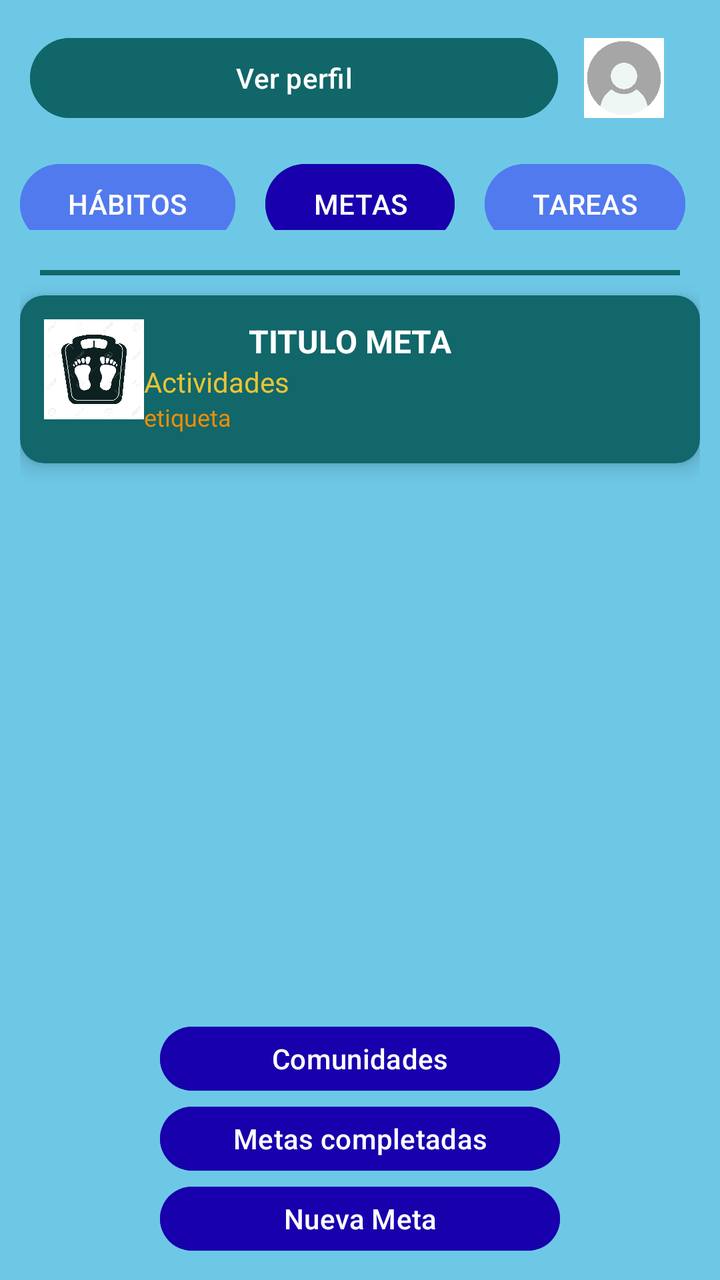
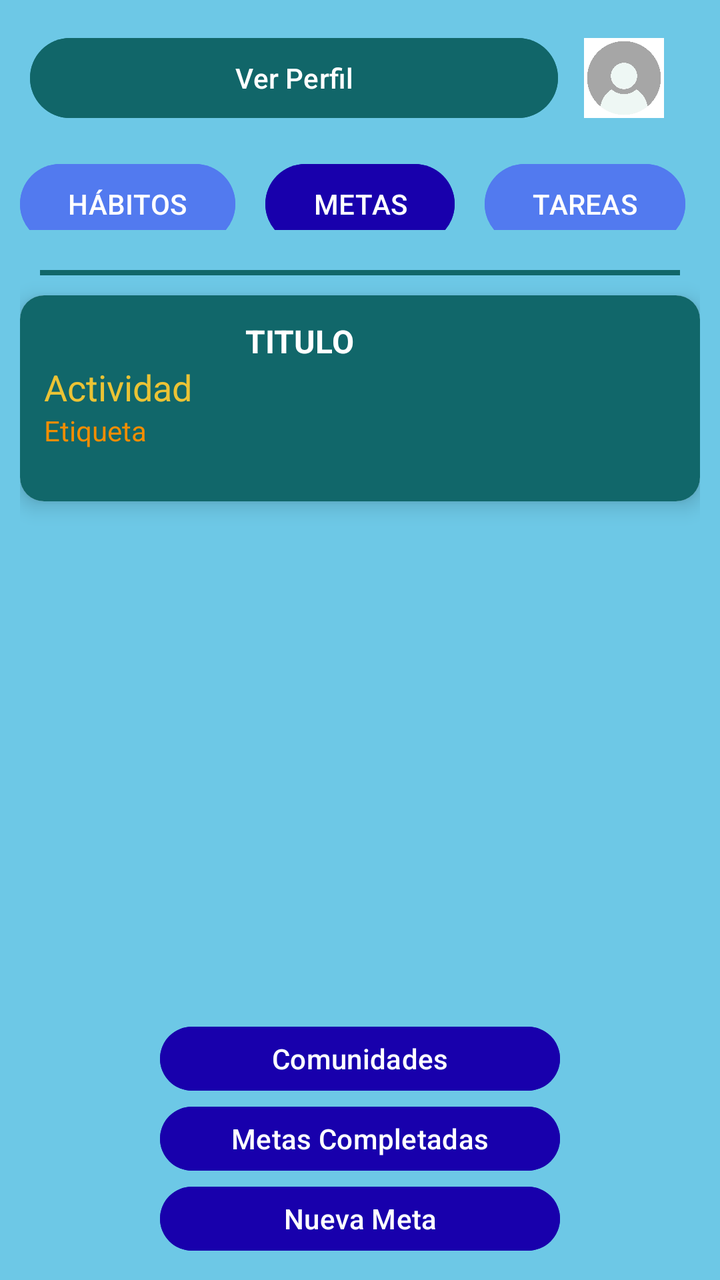

Two renders of the same Android screen: before a commit and after it. Below are the layout's source before the change and the commit's diff.
<!-- AndroidManifest.xml: application theme Theme.SuperSexiBoys -->
<!-- res/layout/activity_metas.xml -->
<?xml version="1.0" encoding="utf-8"?>
<LinearLayout xmlns:android="http://schemas.android.com/apk/res/android"
    xmlns:app="http://schemas.android.com/apk/res-auto"
    xmlns:tools="http://schemas.android.com/tools"
    android:id="@+id/main"
    android:layout_width="match_parent"
    android:layout_height="match_parent"
    tools:context=".MetasActivity"
    android:orientation="vertical"
    android:weightSum="1"
    android:background="#6DC8E6"
    >


    <LinearLayout
        android:layout_width="match_parent"
        android:layout_height="0dp"
        android:layout_weight="0.18"

        android:orientation="vertical"
        >

        <androidx.constraintlayout.widget.ConstraintLayout
            android:layout_width="match_parent"
            android:layout_height="match_parent">

            <LinearLayout
                android:id="@+id/identifica_usuario"
                app:layout_constraintTop_toTopOf="parent"
                app:layout_constraintStart_toStartOf="parent"
                android:layout_width="match_parent"
                android:weightSum="10"
                android:gravity="center"
                android:orientation="horizontal"
                android:layout_margin="15dp"
                android:layout_height="wrap_content">
                <Button
                    android:id="@+id/ver_perfil_button"
                    android:layout_weight="8"
                    android:layout_width="0dp"
                    android:text="Ver perfil"
                    android:backgroundTint="@color/verde_oscuro"
                    android:layout_height="wrap_content"/>
                <ImageView
                    android:id="@+id/imagen_perfil"
                    android:layout_width="0dp"
                    android:layout_weight="2"
                    android:layout_height="40dp"
                    android:src="@drawable/perfilvacio"/>
            </LinearLayout>


            <Button
                app:layout_constraintTop_toBottomOf="@+id/identifica_usuario"
                app:layout_constraintEnd_toStartOf="@+id/metas_button"
                android:layout_width="wrap_content"
                android:text="HÁBITOS"
                android:layout_margin="15dp"
                android:backgroundTint="@color/azul_pastel"
                android:layout_height="wrap_content"/>
            <Button
                android:id="@+id/metas_button"
                app:layout_constraintTop_toBottomOf="@+id/identifica_usuario"
                app:layout_constraintStart_toStartOf="parent"
                app:layout_constraintEnd_toEndOf="parent"
                android:layout_width="wrap_content"
                android:text="METAS"
                android:layout_margin="15dp"
                android:backgroundTint="@color/azul_oscuro"
                android:layout_height="wrap_content"/>
            <Button
                android:id="@+id/tareas_button"
                app:layout_constraintTop_toBottomOf="@+id/identifica_usuario"
                app:layout_constraintStart_toEndOf="@id/metas_button"
                android:layout_width="wrap_content"
                android:text="TAREAS"
                android:layout_margin="15dp"
                android:backgroundTint="@color/azul_pastel"
                android:layout_height="wrap_content"/>
            <TextView
                android:id="@+id/linea"
                android:layout_width="match_parent"
                android:layout_height="5dp"
                android:layout_marginTop="5dp"
                android:layout_marginBottom="5dp"
                app:layout_constraintTop_toBottomOf="@+id/metas_button"
                app:layout_constraintStart_toStartOf="parent"
                app:layout_constraintEnd_toEndOf="parent"
                android:background="@color/plomo_oscuro"/>



        </androidx.constraintlayout.widget.ConstraintLayout>






    </LinearLayout>

    <ScrollView
        android:layout_width="match_parent"
        android:layout_height="0dp"
        android:layout_weight="0.60">


        <LinearLayout
            android:layout_width="match_parent"
            android:layout_height="10dp"
            android:orientation="vertical"
            android:padding="10dp">

            <LinearLayout
                android:layout_width="match_parent"
                android:layout_height="match_parent"
                android:orientation="vertical"
                android:gravity="center_vertical"
                android:layout_margin="10dp"
                >

                <TextView
                    android:id="@+id/text_view_rojo"
                    android:layout_width="match_parent"
                    android:layout_height="2.5dp"
                    android:background="#11676A"/>
            </LinearLayout>

            <androidx.cardview.widget.CardView
                android:layout_width="match_parent"
                android:layout_height="wrap_content"
                android:layout_marginBottom="15dp"
                app:cardCornerRadius="12dp"
                app:cardElevation="6dp"
                android:clickable="true"
                >

                <LinearLayout
                    android:layout_width="match_parent"
                    android:layout_height="wrap_content"
                    android:orientation="horizontal"
                    android:padding="12dp"
                    android:background="#11676a">

                    <ImageView
                        android:id="@+id/imagenMeta"
                        android:layout_width="50dp"
                        android:layout_height="50dp"
                        android:src="@drawable/logobalanza"/>

                    <LinearLayout
                        android:layout_width="wrap_content"
                        android:layout_weight="1"
                        android:orientation="vertical"
                        android:layout_height="wrap_content"
                        >

                        <TextView
                            android:id="@+id/textoMeta"
                            android:text=""
                            android:hint="TITULO META"
                            android:textColorHint="@color/white"
                            android:layout_gravity="center"
                            android:layout_width="wrap_content"
                            android:layout_height="wrap_content"
                            android:textStyle="bold"
                            android:textSize="16sp"
                            android:textColor="@color/white"/>

                        <TextView
                            android:id="@+id/actividades"
                            android:textColorHint="#EBC335"
                            android:text=""
                            android:layout_width="wrap_content"
                            android:hint="Actividades"
                            android:layout_height="wrap_content"
                            android:textColor="#EBC335"/>


                        <TextView
                            android:id="@+id/etiqueta"
                            android:text=""
                            android:textSize="12sp"
                            android:hint="etiqueta"
                            android:textColorHint="#f28d00"
                            android:layout_width="wrap_content"
                            android:layout_height="wrap_content"
                            android:textColor="#f28d00" />

                    </LinearLayout>

                    <ProgressBar
                        android:id="@+id/progresoMeta"
                        android:layout_width="60dp"
                        android:layout_height="60dp"
                        android:indeterminate="false"
                        android:max="100"
                        android:progress="36"
                        android:progressTint="@color/celeste" />
                </LinearLayout>

            </androidx.cardview.widget.CardView>



        </LinearLayout>
    </ScrollView>

    <LinearLayout
        android:layout_width="match_parent"
        android:layout_height="0dp"
        android:layout_weight="0.22"
        android:orientation="vertical"
        android:gravity="center"
        android:padding="10dp">

        <Button
            android:id="@+id/btnComunidades"
            android:text="Comunidades"
            android:layout_width="200dp"
            android:layout_height="40dp"
            android:backgroundTint="@color/azul_oscuro"
            android:textColor="@android:color/white" />

        <Button
            android:id="@+id/btnMetasCompletadas"
            android:text="Metas completadas"
            android:layout_width="200dp"
            android:layout_height="40dp"
            android:backgroundTint="@color/azul_oscuro"
            android:textColor="@android:color/white" />

        <Button
            android:id="@+id/btnNuevaMeta"
            android:text="Nueva Meta"
            android:layout_width="200dp"
            android:layout_height="40dp"
            android:backgroundTint="@color/azul_oscuro"
            android:textColor="@android:color/white" />

    </LinearLayout>

</LinearLayout>
<!-- resources referenced by this layout -->
<resources>
  <color name="azul_oscuro">#1800AC</color>
  <color name="azul_pastel">#527AEF</color>
  <color name="celeste">#40BBEE</color>
  <color name="plomo_oscuro">#606080</color>
  <color name="verde_oscuro">#116669</color>
  <color name="white">#FFFFFFFF</color>
  <!-- drawable logobalanza: jpg bitmap (drawable, 100702 bytes) -->
  <!-- drawable perfilvacio: jpg bitmap (drawable, 13526 bytes) -->
  <style name="Theme.SuperSexiBoys" parent="Base.Theme.SuperSexiBoys" />
  <style name="Base.Theme.SuperSexiBoys" parent="Theme.Material3.DayNight.NoActionBar">
          
          
      </style>
</resources>

<!-- the commit's change to res/layout/activity_metas.xml (unified diff, before → after) -->
@@ -38,7 +38,7 @@
                     android:id="@+id/ver_perfil_button"
                     android:layout_weight="8"
                     android:layout_width="0dp"
-                    android:text="Ver perfil"
+                    android:text="@string/ver_perfil"
                     android:backgroundTint="@color/verde_oscuro"
                     android:layout_height="wrap_content"/>
                 <ImageView
@@ -54,7 +54,7 @@
                 app:layout_constraintTop_toBottomOf="@+id/identifica_usuario"
                 app:layout_constraintEnd_toStartOf="@+id/metas_button"
                 android:layout_width="wrap_content"
-                android:text="HÁBITOS"
+                android:text="@string/btn_habitos"
                 android:layout_margin="15dp"
                 android:backgroundTint="@color/azul_pastel"
                 android:layout_height="wrap_content"/>
@@ -64,7 +64,7 @@
                 app:layout_constraintStart_toStartOf="parent"
                 app:layout_constraintEnd_toEndOf="parent"
                 android:layout_width="wrap_content"
-                android:text="METAS"
+                android:text="@string/btn_metas"
                 android:layout_margin="15dp"
                 android:backgroundTint="@color/azul_oscuro"
                 android:layout_height="wrap_content"/>
@@ -73,7 +73,7 @@
                 app:layout_constraintTop_toBottomOf="@+id/identifica_usuario"
                 app:layout_constraintStart_toEndOf="@id/metas_button"
                 android:layout_width="wrap_content"
-                android:text="TAREAS"
+                android:text="@string/btn_tareas"
                 android:layout_margin="15dp"
                 android:backgroundTint="@color/azul_pastel"
                 android:layout_height="wrap_content"/>
@@ -88,14 +88,7 @@
                 app:layout_constraintEnd_toEndOf="parent"
                 android:background="@color/plomo_oscuro"/>
 
-
-
         </androidx.constraintlayout.widget.ConstraintLayout>
-
-
-
-
-
 
     </LinearLayout>
 
@@ -142,11 +135,6 @@
                     android:padding="12dp"
                     android:background="#11676a">
 
-                    <ImageView
-                        android:id="@+id/imagenMeta"
-                        android:layout_width="50dp"
-                        android:layout_height="50dp"
-                        android:src="@drawable/logobalanza"/>
 
                     <LinearLayout
                         android:layout_width="wrap_content"
@@ -157,9 +145,9 @@
 
                         <TextView
                             android:id="@+id/textoMeta"
-                            android:text=""
-                            android:hint="TITULO META"
-                            android:textColorHint="@color/white"
+                            android:text="@string/titulo_meta"
+
+
                             android:layout_gravity="center"
                             android:layout_width="wrap_content"
                             android:layout_height="wrap_content"
@@ -169,19 +157,17 @@
 
                         <TextView
                             android:id="@+id/actividades"
-                            android:textColorHint="#EBC335"
-                            android:text=""
-                            android:layout_width="wrap_content"
-                            android:hint="Actividades"
+                            android:textSize="18dp"
+                            android:text="@string/texto_metas_actividades"
+                            android:layout_width="wrap_content"
                             android:layout_height="wrap_content"
                             android:textColor="#EBC335"/>
 
 
                         <TextView
                             android:id="@+id/etiqueta"
-                            android:text=""
-                            android:textSize="12sp"
-                            android:hint="etiqueta"
+                            android:text="@string/texto_meta_etiqueta"
+                            android:textSize="14dp"
                             android:textColorHint="#f28d00"
                             android:layout_width="wrap_content"
                             android:layout_height="wrap_content"
@@ -189,14 +175,30 @@
 
                     </LinearLayout>
 
-                    <ProgressBar
-                        android:id="@+id/progresoMeta"
-                        android:layout_width="60dp"
-                        android:layout_height="60dp"
-                        android:indeterminate="false"
-                        android:max="100"
-                        android:progress="36"
-                        android:progressTint="@color/celeste" />
+                    <LinearLayout
+                        android:layout_width="wrap_content"
+                        android:layout_height="wrap_content"
+                        android:orientation="vertical">
+
+                        <ProgressBar
+                            android:id="@+id/progresoMeta"
+                            android:layout_width="60dp"
+                            android:layout_height="60dp"
+                            android:indeterminate="false"
+                            android:max="100"
+                            android:progress="36"
+                            android:progressTint="@color/celeste" />
+
+                        <TextView
+                            android:layout_width="wrap_content"
+                            android:layout_height="wrap_content">
+                        </TextView>
+
+
+                    </LinearLayout>
+
+
+
                 </LinearLayout>
 
             </androidx.cardview.widget.CardView>
@@ -216,7 +218,7 @@
 
         <Button
             android:id="@+id/btnComunidades"
-            android:text="Comunidades"
+            android:text="@string/btn_comunidades"
             android:layout_width="200dp"
             android:layout_height="40dp"
             android:backgroundTint="@color/azul_oscuro"
@@ -224,7 +226,7 @@
 
         <Button
             android:id="@+id/btnMetasCompletadas"
-            android:text="Metas completadas"
+            android:text="@string/btn_metasComp"
             android:layout_width="200dp"
             android:layout_height="40dp"
             android:backgroundTint="@color/azul_oscuro"
@@ -232,7 +234,7 @@
 
         <Button
             android:id="@+id/btnNuevaMeta"
-            android:text="Nueva Meta"
+            android:text="@string/btn_nuevaMeta"
             android:layout_width="200dp"
             android:layout_height="40dp"
             android:backgroundTint="@color/azul_oscuro"
<!-- resource entries referenced after the edit -->
@@ -6,8 +6,17 @@
   <color name="plomo_oscuro">#606080</color>
   <color name="verde_oscuro">#116669</color>
   <color name="white">#FFFFFFFF</color>
-  <!-- drawable logobalanza: jpg bitmap (drawable, 100702 bytes) -->
   <!-- drawable perfilvacio: jpg bitmap (drawable, 13526 bytes) -->
+  <string name="btn_comunidades"> Comunidades </string>
+  <string name="btn_habitos"> HÁBITOS </string>
+  <string name="btn_metas"> METAS </string>
+  <string name="btn_metasComp"> Metas Completadas </string>
+  <string name="btn_nuevaMeta"> Nueva Meta </string>
+  <string name="btn_tareas"> TAREAS </string>
+  <string name="texto_meta_etiqueta"> Etiqueta </string>
+  <string name="texto_metas_actividades"> Actividad </string>
+  <string name="titulo_meta"> TITULO </string>
+  <string name="ver_perfil"> Ver Perfil </string>
   <style name="Theme.SuperSexiBoys" parent="Base.Theme.SuperSexiBoys" />
   <style name="Base.Theme.SuperSexiBoys" parent="Theme.Material3.DayNight.NoActionBar">
           
